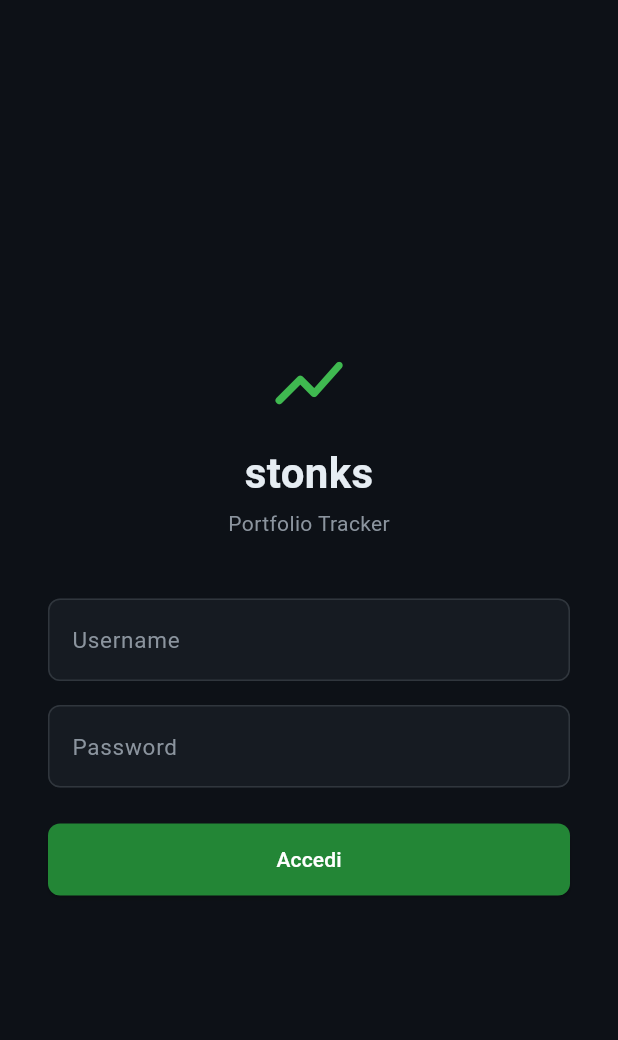
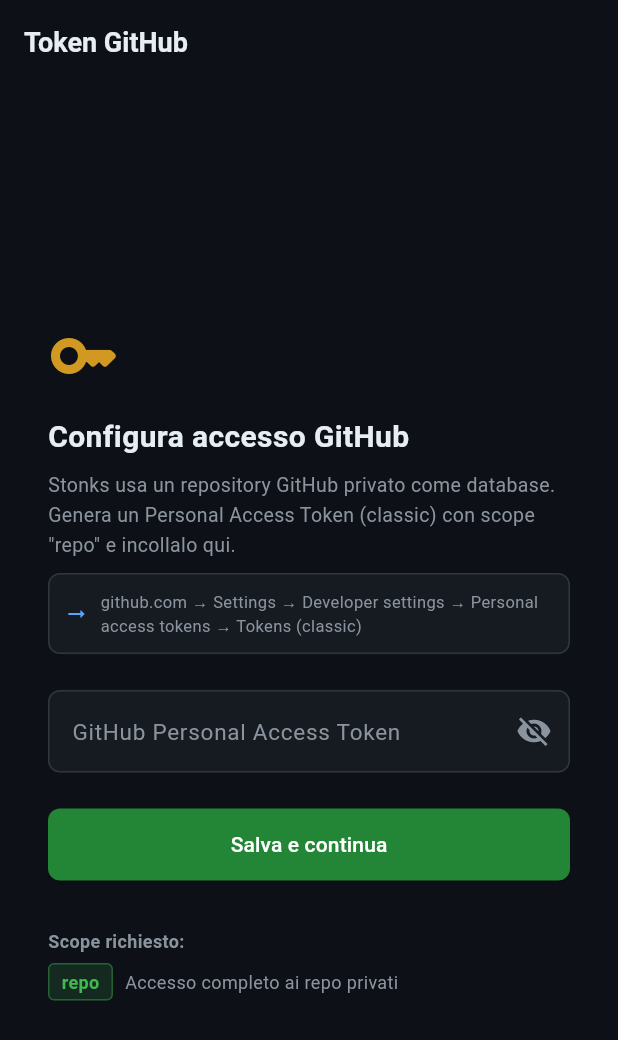
Before and after one commit to rdagmr98/stonks, a Flutter app: the screen it shows after launch, on a phone screen of 412 x 824 dp. Shown: the top 1040 px of the screen. Run offline on Flutter 3.47's test engine with Material 3 defaults, Android fonts, the phone set to English and light mode, and no system bars; our stand-ins replace fl_chart, flutter_riverpod, go_router, shared_preferences; missing offline and left inert: encrypt; accounts and stored records are empty.

Commit message:
feat: GH_TOKEN via UI — setup screen al primo avvio
- GhDbService: token salvato in SharedPreferences, non hardcoded nel build
- SettingsScreen: form token con validazione live (test read users.json)
- Router: redirect /setup se no token, /login se no sessione
- Dashboard: icona settings in AppBar

Co-Authored-By: Claude Sonnet 4.6 <noreply@anthropic.com>

```diff
--- a/lib/main.dart
+++ b/lib/main.dart
@@ -2,10 +2,12 @@ import 'package:flutter/material.dart';
 import 'package:flutter_riverpod/flutter_riverpod.dart';
 import 'router.dart';
 import 'services/auth_service.dart';
+import 'services/gh_db_service.dart';
 import 'theme/app_theme.dart';
 
 void main() async {
   WidgetsFlutterBinding.ensureInitialized();
+  await GhDbService().init();
   await AuthService().tryAutoLogin();
   runApp(const ProviderScope(child: StonksApp()));
 }
--- a/lib/router.dart
+++ b/lib/router.dart
@@ -5,19 +5,29 @@ import 'screens/portfolio/portfolio_screen.dart';
 import 'screens/transactions/transactions_screen.dart';
 import 'screens/transactions/add_transaction_screen.dart';
 import 'screens/watchlist/watchlist_screen.dart';
+import 'screens/settings/settings_screen.dart';
 import 'screens/shell_screen.dart';
 import 'services/auth_service.dart';
+import 'services/gh_db_service.dart';
 
 final router = GoRouter(
-  initialLocation: '/login',
+  initialLocation: '/setup',
   redirect: (context, state) {
+    final hasToken = GhDbService().hasToken;
     final loggedIn = AuthService().isLoggedIn;
-    final onLogin = state.matchedLocation == '/login';
-    if (!loggedIn && !onLogin) return '/login';
-    if (loggedIn && onLogin) return '/dashboard';
+    final loc = state.matchedLocation;
+
+    if (!hasToken) {
+      return loc == '/setup' ? null : '/setup';
+    }
+    if (!loggedIn) {
+      return (loc == '/login' || loc == '/setup') ? null : '/login';
+    }
+    if (loc == '/login' || loc == '/setup') return '/dashboard';
     return null;
   },
   routes: [
+    GoRoute(path: '/setup', builder: (_, __) => const SettingsScreen()),
     GoRoute(path: '/login', builder: (_, __) => const LoginScreen()),
     GoRoute(path: '/add-transaction', builder: (_, __) => const AddTransactionScreen()),
     ShellRoute(
@@ -27,6 +37,7 @@ final router = GoRouter(
         GoRoute(path: '/portfolio', builder: (_, __) => const PortfolioScreen()),
         GoRoute(path: '/transactions', builder: (_, __) => const TransactionsScreen()),
         GoRoute(path: '/watchlist', builder: (_, __) => const WatchlistScreen()),
+        GoRoute(path: '/settings', builder: (_, __) => const SettingsScreen()),
       ],
     ),
   ],
--- a/lib/screens/dashboard/dashboard_screen.dart
+++ b/lib/screens/dashboard/dashboard_screen.dart
@@ -1,5 +1,6 @@
 import 'package:flutter/material.dart';
 import 'package:flutter_riverpod/flutter_riverpod.dart';
+import 'package:go_router/go_router.dart';
 import 'package:intl/intl.dart';
 import '../../providers/providers.dart';
 import '../../theme/app_theme.dart';
@@ -22,6 +23,10 @@ class DashboardScreen extends ConsumerWidget {
       appBar: AppBar(
         title: const Text('stonks'),
         actions: [
+          IconButton(
+            icon: const Icon(Icons.settings_outlined),
+            onPressed: () => context.push('/settings'),
+          ),
           IconButton(
             icon: const Icon(Icons.refresh),
             onPressed: () {
--- /dev/null
+++ b/lib/screens/settings/settings_screen.dart
@@ -0,0 +1,212 @@
+import 'package:flutter/material.dart';
+import 'package:go_router/go_router.dart';
+import '../../services/gh_db_service.dart';
+import '../../services/auth_service.dart';
+import '../../theme/app_theme.dart';
+
+class SettingsScreen extends StatefulWidget {
+  const SettingsScreen({super.key});
+
+  @override
+  State<SettingsScreen> createState() => _SettingsScreenState();
+}
+
+class _SettingsScreenState extends State<SettingsScreen> {
+  final _tokenCtrl = TextEditingController();
+  bool _saving = false;
+  bool _obscure = true;
+  String? _error;
+
+  @override
+  void initState() {
+    super.initState();
+    // Show masked token if already set
+    if (GhDbService().hasToken) {
+      _tokenCtrl.text = '••••••••••••••••••••';
+    }
+  }
+
+  @override
+  void dispose() {
+    _tokenCtrl.dispose();
+    super.dispose();
+  }
+
+  Future<void> _save() async {
+    final token = _tokenCtrl.text.trim();
+    if (token.isEmpty || token.startsWith('•')) return;
+    setState(() { _saving = true; _error = null; });
+    try {
+      // Validate token with a test read
+      await GhDbService().saveToken(token);
+      await GhDbService().readList('users.json');
+      if (mounted) context.go('/login');
+    } catch (e) {
+      await GhDbService().clearToken();
+      setState(() {
+        _error = 'Token non valido o repo non accessibile.\nVerifica che il token abbia scope "repo".';
+        _saving = false;
+      });
+    }
+  }
+
+  Future<void> _logout() async {
+    await AuthService().logout();
+    await GhDbService().clearToken();
+    if (mounted) context.go('/setup');
+  }
+
+  @override
+  Widget build(BuildContext context) {
+    final fromLogin = GoRouterState.of(context).matchedLocation == '/setup';
+
+    return Scaffold(
+      appBar: AppBar(
+        title: const Text('Token GitHub'),
+        leading: fromLogin ? null : const BackButton(),
+      ),
+      body: Center(
+        child: SingleChildScrollView(
+          padding: const EdgeInsets.all(32),
+          child: ConstrainedBox(
+            constraints: const BoxConstraints(maxWidth: 420),
+            child: Column(
+              crossAxisAlignment: CrossAxisAlignment.start,
+              children: [
+                const Icon(Icons.key_rounded, color: kYellow, size: 48),
+                const SizedBox(height: 16),
+                const Text('Configura accesso GitHub',
+                    style: TextStyle(color: kText, fontSize: 20, fontWeight: FontWeight.bold)),
+                const SizedBox(height: 8),
+                const Text(
+                  'Stonks usa un repository GitHub privato come database.\n'
+                  'Genera un Personal Access Token (classic) con scope "repo" e incollalo qui.',
+                  style: TextStyle(color: kMuted, fontSize: 13, height: 1.5),
+                ),
+                const SizedBox(height: 8),
+                _InfoRow(
+                  text: 'github.com → Settings → Developer settings → Personal access tokens → Tokens (classic)',
+                ),
+                const SizedBox(height: 24),
+                TextField(
+                  controller: _tokenCtrl,
+                  obscureText: _obscure,
+                  onTap: () {
+                    if (_tokenCtrl.text.startsWith('•')) _tokenCtrl.clear();
+                  },
+                  decoration: InputDecoration(
+                    labelText: 'GitHub Personal Access Token',
+                    hintText: 'ghp_...',
+                    suffixIcon: IconButton(
+                      icon: Icon(_obscure ? Icons.visibility_off : Icons.visibility, color: kMuted),
+                      onPressed: () => setState(() => _obscure = !_obscure),
+                    ),
+                  ),
+                ),
+                if (_error != null) ...[
+                  const SizedBox(height: 12),
+                  Container(
+                    padding: const EdgeInsets.all(12),
+                    decoration: BoxDecoration(
+                      color: kRed.withValues(alpha: 0.1),
+                      borderRadius: BorderRadius.circular(8),
+                      border: Border.all(color: kRed.withValues(alpha: 0.3)),
+                    ),
+                    child: Text(_error!, style: const TextStyle(color: kRed, fontSize: 13)),
+                  ),
+                ],
+                const SizedBox(height: 24),
+                ElevatedButton(
+                  onPressed: _saving ? null : _save,
+                  child: _saving
+                      ? const SizedBox(
+                          height: 20,
+                          width: 20,
+                          child: CircularProgressIndicator(strokeWidth: 2, color: Colors.white),
+                        )
+                      : const Text('Salva e continua'),
+                ),
+                if (!fromLogin) ...[
+                  const SizedBox(height: 16),
+                  Center(
+                    child: TextButton(
+                      onPressed: _logout,
+                      child: const Text('Esci e resetta token', style: TextStyle(color: kRed)),
+                    ),
+                  ),
+                ],
+                const SizedBox(height: 32),
+                _ScopeHint(),
+              ],
+            ),
+          ),
+        ),
+      ),
+    );
+  }
+}
+
+class _InfoRow extends StatelessWidget {
+  final String text;
+  const _InfoRow({required this.text});
+
+  @override
+  Widget build(BuildContext context) {
+    return Container(
+      padding: const EdgeInsets.all(10),
+      decoration: BoxDecoration(
+        color: kSurface,
+        borderRadius: BorderRadius.circular(8),
+        border: Border.all(color: kBorder),
+      ),
+      child: Row(
+        children: [
+          const Icon(Icons.arrow_right_alt, color: kBlue, size: 16),
+          const SizedBox(width: 8),
+          Expanded(
+            child: Text(text, style: const TextStyle(color: kMuted, fontSize: 11)),
+          ),
+        ],
+      ),
+    );
+  }
+}
+
+class _ScopeHint extends StatelessWidget {
+  @override
+  Widget build(BuildContext context) {
+    return Column(
+      crossAxisAlignment: CrossAxisAlignment.start,
+      children: [
+        const Text('Scope richiesto:', style: TextStyle(color: kMuted, fontSize: 12, fontWeight: FontWeight.w600)),
+        const SizedBox(height: 6),
+        _ScopeChip(label: 'repo', description: 'Accesso completo ai repo privati'),
+      ],
+    );
+  }
+}
+
+class _ScopeChip extends StatelessWidget {
+  final String label;
+  final String description;
+  const _ScopeChip({required this.label, required this.description});
+
+  @override
+  Widget build(BuildContext context) {
+    return Row(
+      children: [
+        Container(
+          padding: const EdgeInsets.symmetric(horizontal: 8, vertical: 3),
+          decoration: BoxDecoration(
+            color: kGreen.withValues(alpha: 0.15),
+            borderRadius: BorderRadius.circular(4),
+            border: Border.all(color: kGreen.withValues(alpha: 0.4)),
+          ),
+          child: Text(label, style: const TextStyle(color: kGreen, fontSize: 12, fontWeight: FontWeight.w600)),
+        ),
+        const SizedBox(width: 8),
+        Text(description, style: const TextStyle(color: kMuted, fontSize: 12)),
+      ],
+    );
+  }
+}
--- a/lib/services/gh_db_service.dart
+++ b/lib/services/gh_db_service.dart
@@ -1,23 +1,49 @@
 import 'dart:convert';
 import 'package:http/http.dart' as http;
+import 'package:shared_preferences/shared_preferences.dart';
 
 class GhDbService {
   static const _owner = 'rdagmr98';
   static const _repo = 'stonks-data';
   static const _branch = 'main';
-  static const _token = String.fromEnvironment('GH_TOKEN');
+  static const _prefKey = 'gh_token';
 
   static final GhDbService _instance = GhDbService._();
   factory GhDbService() => _instance;
   GhDbService._();
 
+  String? _token;
   final Map<String, dynamic> _cache = {};
 
-  Map<String, String> get _headers => {
-        'Authorization': 'token $_token',
-        'Accept': 'application/vnd.github.v3+json',
-        'Content-Type': 'application/json',
-      };
+  Future<void> init() async {
+    final prefs = await SharedPreferences.getInstance();
+    _token = prefs.getString(_prefKey);
+  }
+
+  Future<void> saveToken(String token) async {
+    final prefs = await SharedPreferences.getInstance();
+    await prefs.setString(_prefKey, token);
+    _token = token;
+    _cache.clear();
+  }
+
+  Future<void> clearToken() async {
+    final prefs = await SharedPreferences.getInstance();
+    await prefs.remove(_prefKey);
+    _token = null;
+    _cache.clear();
+  }
+
+  bool get hasToken => _token != null && _token!.isNotEmpty;
+
+  Map<String, String> get _headers {
+    if (_token == null || _token!.isEmpty) throw Exception('GH_TOKEN non configurato');
+    return {
+      'Authorization': 'token $_token',
+      'Accept': 'application/vnd.github.v3+json',
+      'Content-Type': 'application/json',
+    };
+  }
 
   String _url(String file) =>
       'https://api.github.com/repos/$_owner/$_repo/contents/$file?ref=$_branch';
@@ -56,8 +82,8 @@ class GhDbService {
       }
       if (res.statusCode == 409 && attempt < 2) {
         await Future.delayed(Duration(milliseconds: 500 * (attempt + 1)));
+        invalidate(file);
         final (_, freshSha) = await readList(file);
-        // retry with updated sha
         final retryBody = jsonEncode({
           'message': 'update $file',
           'content': content,
```
